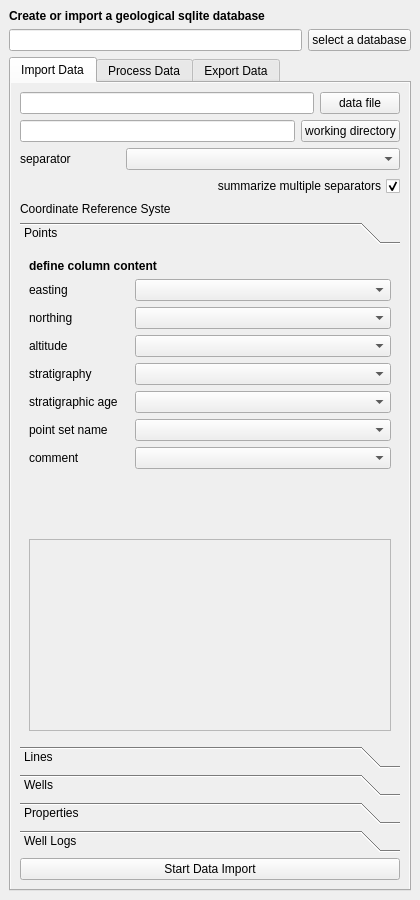
stdonn/GeologicalDataProcessing, file geological_data_processing_dockwidget_base_2.ui: the form before one commit.
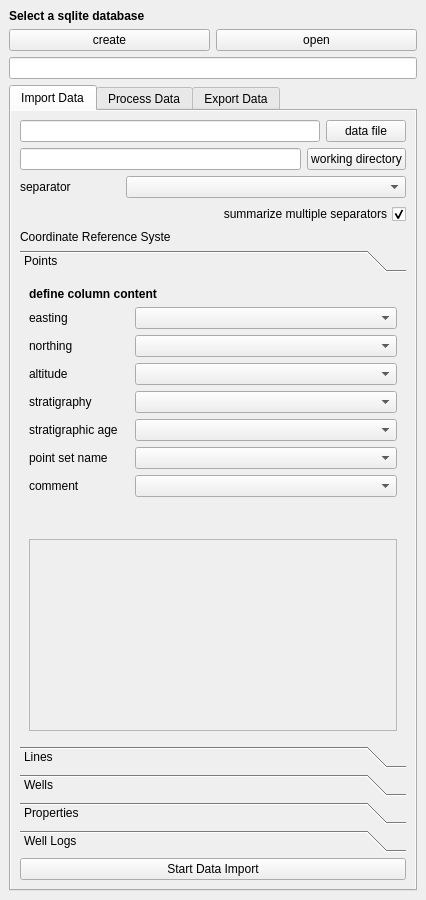
The form after the commit. Icons and pictures are not drawn. Custom widgets are drawn as their Qt base class.

Commit message: further implementing general import

The edit to the form file:
```diff
--- a/geological_data_processing_dockwidget_base_2.ui
+++ b/geological_data_processing_dockwidget_base_2.ui
@@ -6,7 +6,7 @@
    <rect>
     <x>0</x>
     <y>0</y>
-    <width>420</width>
+    <width>426</width>
     <height>900</height>
    </rect>
   </property>
@@ -39,21 +39,33 @@
          <locale language="English" country="UnitedStates"/>
         </property>
         <property name="text">
-         <string>&lt;html&gt;&lt;head/&gt;&lt;body&gt;&lt;p&gt;&lt;span style=&quot;
-                                        font-weight:600;&quot;&gt;Create or import a geological sqlite database&lt;/span&gt;&lt;/p&gt;&lt;/body&gt;&lt;/html&gt;
-                                    </string>
+         <string>&lt;html&gt;&lt;head/&gt;&lt;body&gt;&lt;p&gt;&lt;span style=&quot; font-weight:600;&quot;&gt;Select a sqlite database&lt;/span&gt;&lt;/p&gt;&lt;/body&gt;&lt;/html&gt;</string>
         </property>
        </widget>
       </item>
       <item>
-       <layout class="QHBoxLayout" name="horizontalLayout_3">
+       <layout class="QHBoxLayout" name="horizontalLayout_12">
         <item>
-         <widget class="QLineEdit" name="database_file"/>
+         <widget class="QPushButton" name="create_DB_button">
+          <property name="layoutDirection">
+           <enum>Qt::RightToLeft</enum>
+          </property>
+          <property name="text">
+           <string>create</string>
+          </property>
+          <property name="icon">
+           <iconset resource="resources.qrc">
+            <normaloff>:/plugins/GeologicalDataProcessing/images/ic_storage_48px.svg</normaloff>:/plugins/GeologicalDataProcessing/images/ic_storage_48px.svg</iconset>
+          </property>
+         </widget>
         </item>
         <item>
-         <widget class="QPushButton" name="select_DB">
+         <widget class="QPushButton" name="select_DB_button">
+          <property name="layoutDirection">
+           <enum>Qt::RightToLeft</enum>
+          </property>
           <property name="text">
-           <string>select a database</string>
+           <string>open</string>
           </property>
           <property name="icon">
            <iconset resource="resources.qrc">
@@ -66,6 +78,13 @@
         </item>
        </layout>
       </item>
+      <item>
+       <layout class="QHBoxLayout" name="horizontalLayout_3">
+        <item>
+         <widget class="QLineEdit" name="database_file"/>
+        </item>
+       </layout>
+      </item>
       <item>
        <widget class="QTabWidget" name="tabwidget">
         <property name="sizePolicy">
@@ -248,8 +267,8 @@
                 <rect>
                  <x>0</x>
                  <y>0</y>
-                 <width>374</width>
-                 <height>433</height>
+                 <width>355</width>
+                 <height>502</height>
                 </rect>
                </property>
                <attribute name="icon">
```
Left out of the diff: 21 changed lines with no effect on the pictures. The commit also changes 4 other files.
